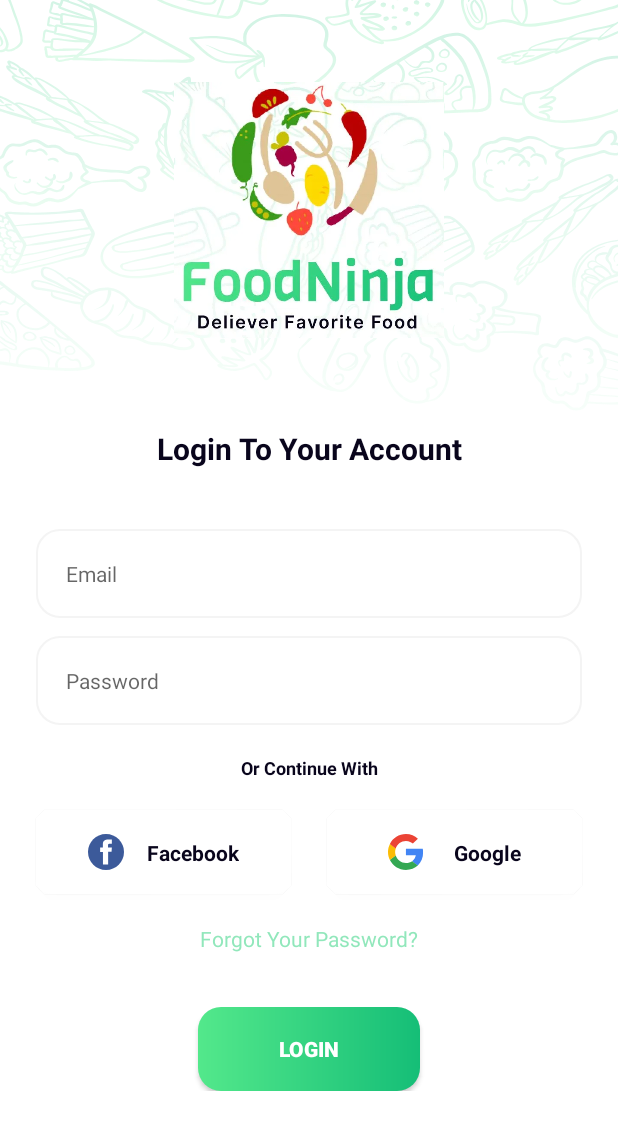
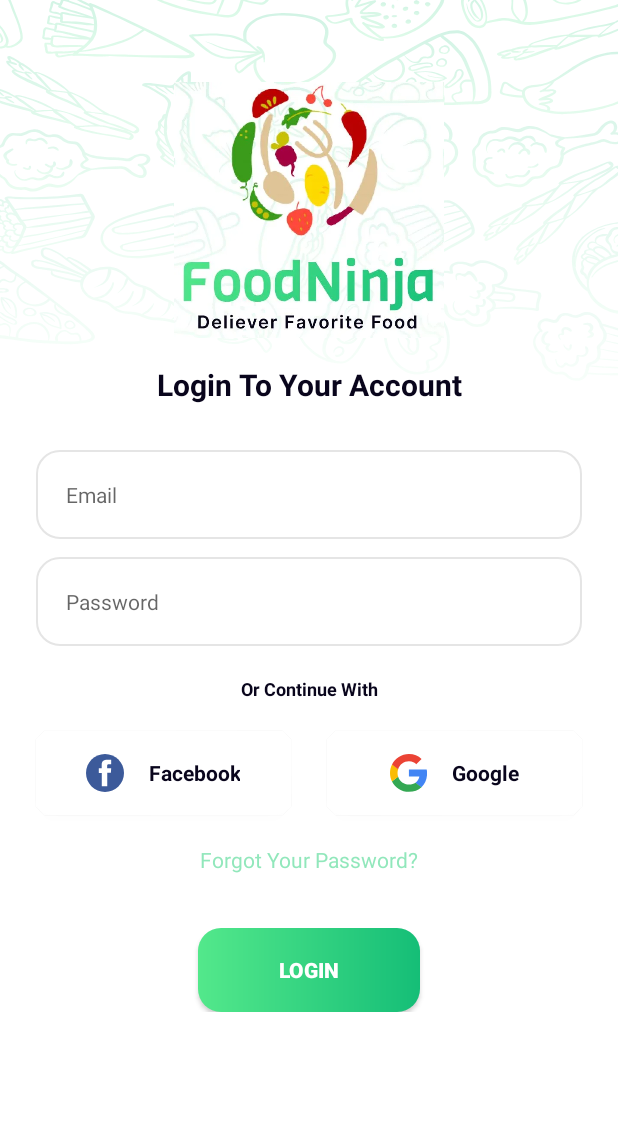
Before and after one commit to Hepsiburada-Mobil-Android-Bootcamp/AbdulWahidNoor-Odev1, an Android app: the screen it shows after launch (MainActivity), on a phone screen of 412 x 824 dp. Shown: the top 1130 px of the screen. Run offline under Robolectric (Android 15) with nearby library versions, the phone set to English and light mode, and no system bars; our stand-ins replace data binding.

Commit message:
Redesign views

```diff
--- a/app/src/main/java/com/noor/abdulwahidnoor_odev1/view/HomeFragment.kt
+++ b/app/src/main/java/com/noor/abdulwahidnoor_odev1/view/HomeFragment.kt
@@ -5,8 +5,11 @@ import androidx.fragment.app.Fragment
 import android.view.LayoutInflater
 import android.view.View
 import android.view.ViewGroup
+import android.widget.Toast
+import androidx.navigation.fragment.findNavController
 import androidx.recyclerview.widget.LinearLayoutManager
 import com.google.android.material.tabs.TabLayoutMediator
+import com.noor.abdulwahidnoor_odev1.R
 import com.noor.abdulwahidnoor_odev1.adapter.BannerAdapter
 import com.noor.abdulwahidnoor_odev1.adapter.MenuAdapter
 import com.noor.abdulwahidnoor_odev1.adapter.RestaurantAdapter
@@ -28,6 +31,7 @@ class HomeFragment : Fragment() {
 
         initRecyclerViews()
         initViewPager()
+        initToastAndDirection()
 
         return binding.root
     }
@@ -35,6 +39,13 @@ class HomeFragment : Fragment() {
     override fun onDestroy() {
         super.onDestroy()
         _binding = null
+    }
+
+    private fun initToastAndDirection() {
+        Toast.makeText(requireContext(), getString(R.string.go_to_third_fragment), Toast.LENGTH_LONG).show()
+        binding.tvFindFavoriteFood.setOnClickListener {
+            findNavController().navigate(HomeFragmentDirections.actionSecondFragmentToThirdFragment())
+        }
     }
 
     private fun initViewPager() {
--- a/app/src/main/java/com/noor/abdulwahidnoor_odev1/view/ThirdFragment.kt
+++ b/app/src/main/java/com/noor/abdulwahidnoor_odev1/view/LiveDataFragment.kt
@@ -7,14 +7,14 @@ import android.view.View
 import android.view.ViewGroup
 import com.noor.abdulwahidnoor_odev1.R
 
-class ThirdFragment : Fragment() {
+class LiveDataFragment : Fragment() {
 
     override fun onCreateView(
         inflater: LayoutInflater, container: ViewGroup?,
         savedInstanceState: Bundle?
     ): View? {
         // Inflate the layout for this fragment
-        return inflater.inflate(R.layout.fragment_third, container, false)
+        return inflater.inflate(R.layout.fragment_live_data, container, false)
     }
 
 }
--- a/app/src/main/res/layout/fragment_home.xml
+++ b/app/src/main/res/layout/fragment_home.xml
@@ -13,7 +13,8 @@
 
         <ScrollView
             android:layout_width="match_parent"
-            android:layout_height="match_parent">
+            android:layout_height="match_parent"
+            android:background="@color/light_grey">
 
             <androidx.constraintlayout.widget.ConstraintLayout
                 android:layout_width="match_parent"
@@ -195,7 +196,7 @@
             android:id="@+id/bottomBar"
             android:layout_width="match_parent"
             android:layout_height="70dp"
-            android:layout_margin="10dp"
+            android:layout_marginHorizontal="10dp"
             android:paddingVertical="15dp"
             android:paddingHorizontal="20dp"
             app:cornerRadius="15dp"
--- a/app/src/main/res/layout/fragment_third.xml
+++ b/app/src/main/res/layout/fragment_live_data.xml
@@ -3,7 +3,7 @@
     xmlns:tools="http://schemas.android.com/tools"
     android:layout_width="match_parent"
     android:layout_height="match_parent"
-    tools:context=".view.ThirdFragment">
+    tools:context=".view.LiveDataFragment">
 
     <TextView
         android:layout_width="match_parent"
--- a/app/src/main/res/layout/fragment_sign_in.xml
+++ b/app/src/main/res/layout/fragment_sign_in.xml
@@ -32,21 +32,20 @@
                 android:id="@+id/tv_login_to_account"
                 android:layout_width="wrap_content"
                 android:layout_height="wrap_content"
-                android:layout_marginTop="55dp"
                 android:text="@string/login_to_your_account"
                 android:textColor="@color/black_text"
                 android:textSize="20sp"
                 android:textStyle="bold"
                 app:layout_constraintEnd_toEndOf="parent"
                 app:layout_constraintStart_toStartOf="parent"
-                app:layout_constraintTop_toBottomOf="@+id/iv_logo" />
+                app:layout_constraintBottom_toTopOf="@+id/horizontal_guideline_40"/>
 
             <EditText
                 android:id="@+id/et_email"
                 android:layout_width="match_parent"
                 android:layout_height="wrap_content"
                 android:layout_marginHorizontal="24dp"
-                android:layout_marginTop="40dp"
+                android:layout_marginTop="30dp"
                 android:autofillHints="emailAddress"
                 android:background="@drawable/bg_et_sign_in"
                 android:hint="@string/email"
@@ -97,35 +96,21 @@
                 app:layout_constraintEnd_toEndOf="@+id/vertical_guideline_50"
                 app:layout_constraintHorizontal_bias="0.0"
                 app:layout_constraintStart_toStartOf="parent"
-                app:layout_constraintTop_toBottomOf="@+id/tv_or_continue_with" />
-
-            <ImageView
-                android:id="@+id/iv_ic_facebook"
-                android:layout_width="24dp"
-                android:layout_height="24dp"
-                android:layout_marginStart="20dp"
-                android:contentDescription="@string/desc"
-                android:src="@drawable/ic_facebook"
-                android:translationZ="2dp"
-                app:layout_constraintBottom_toBottomOf="@+id/cv_facebook"
-                app:layout_constraintEnd_toStartOf="@+id/tv_ic_facebook"
-                app:layout_constraintStart_toStartOf="@+id/cv_facebook"
-                app:layout_constraintTop_toTopOf="@+id/cv_facebook" />
+                app:layout_constraintTop_toBottomOf="@+id/tv_or_continue_with">
 
                 <TextView
                     android:id="@+id/tv_ic_facebook"
                     android:layout_width="wrap_content"
                     android:layout_height="wrap_content"
-                android:layout_marginEnd="20dp"
                     android:text="@string/facebook"
+                    android:layout_gravity="center"
+                    android:gravity="center"
                     android:textColor="@color/black_text"
                     android:textSize="14sp"
                     android:textStyle="bold"
-                android:translationZ="2dp"
-                app:layout_constraintBottom_toBottomOf="@+id/cv_facebook"
-                app:layout_constraintEnd_toEndOf="@+id/cv_facebook"
-                app:layout_constraintStart_toEndOf="@+id/iv_ic_facebook"
-                app:layout_constraintTop_toTopOf="@id/cv_facebook" />
+                    android:drawablePadding="16dp"
+                    app:drawableStartCompat="@drawable/ic_facebook" />
+            </androidx.cardview.widget.CardView>
 
             <androidx.cardview.widget.CardView
                 android:id="@+id/cv_google"
@@ -137,35 +122,25 @@
                 app:cardCornerRadius="10dp"
                 app:layout_constraintEnd_toEndOf="parent"
                 app:layout_constraintStart_toStartOf="@+id/vertical_guideline_50"
-                app:layout_constraintTop_toBottomOf="@+id/tv_or_continue_with" />
-
-            <ImageView
-                android:id="@+id/iv_ic_google"
-                android:layout_width="24dp"
-                android:layout_height="24dp"
-                android:layout_marginStart="20dp"
-                android:contentDescription="@string/desc"
-                android:src="@drawable/ic_google"
-                android:translationZ="2dp"
-                app:layout_constraintBottom_toBottomOf="@+id/cv_google"
-                app:layout_constraintEnd_toStartOf="@+id/tv_ic_google"
-                app:layout_constraintStart_toStartOf="@+id/cv_google"
-                app:layout_constraintTop_toTopOf="@+id/cv_google" />
+                app:layout_constraintTop_toBottomOf="@+id/tv_or_continue_with">
 
                 <TextView
                     android:id="@+id/tv_ic_google"
                     android:layout_width="wrap_content"
                     android:layout_height="wrap_content"
-                android:layout_marginEnd="20dp"
                     android:text="@string/google"
+                    android:layout_gravity="center"
+                    android:gravity="center"
+                    android:drawablePadding="16dp"
                     android:textColor="@color/black_text"
                     android:textSize="14sp"
                     android:textStyle="bold"
-                android:translationZ="2dp"
                     app:layout_constraintBottom_toBottomOf="@+id/cv_google"
                     app:layout_constraintEnd_toEndOf="@+id/cv_google"
                     app:layout_constraintStart_toEndOf="@+id/iv_ic_google"
-                app:layout_constraintTop_toTopOf="@id/cv_google" />
+                    app:layout_constraintTop_toTopOf="@id/cv_google"
+                    app:drawableStartCompat="@drawable/ic_google" />
+            </androidx.cardview.widget.CardView>
 
             <TextView
                 android:id="@+id/tv_forgot_password"
@@ -197,6 +172,13 @@
                 android:orientation="vertical"
                 app:layout_constraintGuide_percent="0.5" />
 
+            <androidx.constraintlayout.widget.Guideline
+                android:id="@+id/horizontal_guideline_40"
+                android:layout_width="wrap_content"
+                android:layout_height="wrap_content"
+                android:orientation="horizontal"
+                app:layout_constraintGuide_percent="0.4" />
+
         </androidx.constraintlayout.widget.ConstraintLayout>
 
     </ScrollView>
--- a/app/src/main/res/layout/item_menu.xml
+++ b/app/src/main/res/layout/item_menu.xml
@@ -13,7 +13,7 @@
     <com.google.android.material.card.MaterialCardView
         android:layout_width="match_parent"
         android:layout_height="wrap_content"
-        android:layout_marginBottom="4dp"
+        android:layout_marginBottom="8dp"
         android:layout_marginHorizontal="2dp"
         app:cardCornerRadius="22dp">
 
--- a/app/src/main/res/navigation/nav_graph.xml
+++ b/app/src/main/res/navigation/nav_graph.xml
@@ -31,9 +31,9 @@
     </fragment>
     <fragment
         android:id="@+id/thirdFragment"
-        android:name="com.noor.abdulwahidnoor_odev1.view.ThirdFragment"
+        android:name="com.noor.abdulwahidnoor_odev1.view.LiveDataFragment"
         android:label="fragment_third"
-        tools:layout="@layout/fragment_third" >
+        tools:layout="@layout/fragment_live_data" >
         <action
             android:id="@+id/action_thirdFragment_to_secondFragment"
             app:destination="@id/secondFragment" />
--- a/app/src/main/res/values/colors.xml
+++ b/app/src/main/res/values/colors.xml
@@ -3,7 +3,8 @@
     <color name="green_start">#53E88B</color>
     <color name="green_end">#15BE77</color>
     <color name="green_menu">#2053E88B</color>
-    <color name="dark_grey">#F4F4F4</color>
+    <color name="dark_grey">#E5E5E5</color>
+    <color name="light_grey">#F8F8F8</color>
     <color name="black_text">#09051C</color>
     <color name="white_card">#FAFDFF</color>
     <color name="orange_dark">#DA6317</color>
--- a/app/src/main/res/values/strings.xml
+++ b/app/src/main/res/values/strings.xml
@@ -19,4 +19,5 @@
     <string name="profile">Profile</string>
     <string name="card">Card</string>
     <string name="chat">Chat</string>
+    <string name="go_to_third_fragment">Click Find Your Favorite Food Text for go to third page</string>
 </resources>
```
Lines whose indentation alone changed are shown as unchanged.
